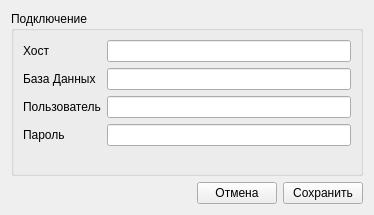
First picture: the form in settingsform.ui, repository Balyaev-D-A/MFDB, before the edit.
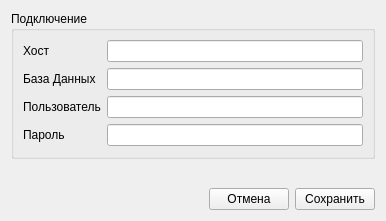
Second picture: the form after the edit.

Commit message: Окно теперь модальное

The edit to the form file:
```diff
--- a/settingsform.ui
+++ b/settingsform.ui
@@ -6,8 +6,8 @@
    <rect>
     <x>0</x>
     <y>0</y>
-    <width>374</width>
-    <height>215</height>
+    <width>386</width>
+    <height>221</height>
    </rect>
   </property>
   <property name="windowTitle">
@@ -80,6 +80,19 @@
      </layout>
     </widget>
    </item>
+   <item>
+    <spacer name="verticalSpacer_2">
+     <property name="orientation">
+      <enum>Qt::Vertical</enum>
+     </property>
+     <property name="sizeHint" stdset="0">
+      <size>
+       <width>20</width>
+       <height>0</height>
+      </size>
+     </property>
+    </spacer>
+   </item>
    <item>
     <layout class="QHBoxLayout" name="horizontalLayout">
      <item>
```
The commit also changes 1 other file.
